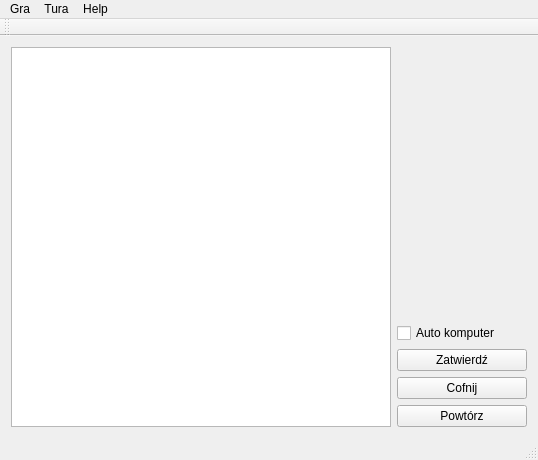
Old version of the form mainwindow.ui in the repository wosiu/Diaballik.
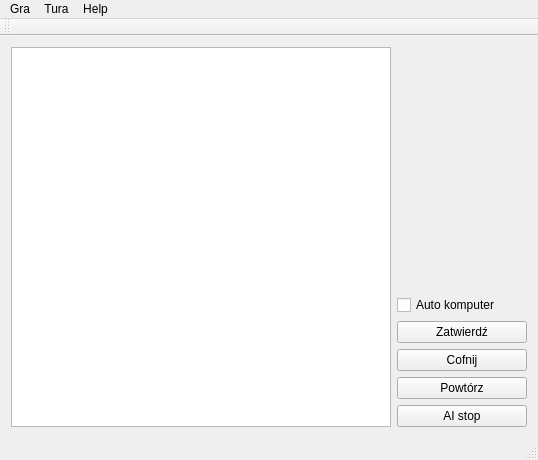
New version of the form.

```diff
--- a/mainwindow.ui
+++ b/mainwindow.ui
@@ -106,6 +106,13 @@
           </property>
          </widget>
         </item>
+        <item>
+         <widget class="QPushButton" name="AI_stop_pushButton">
+          <property name="text">
+           <string>AI stop</string>
+          </property>
+         </widget>
+        </item>
        </layout>
       </item>
      </layout>
```
